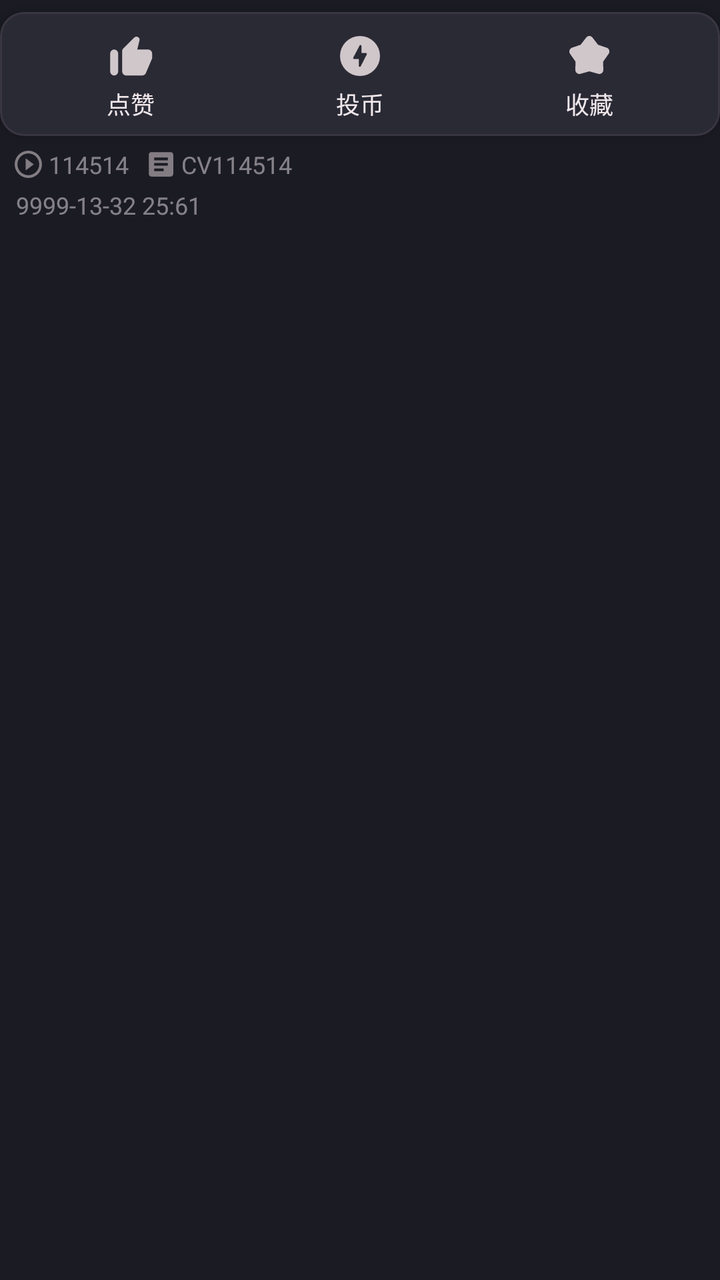
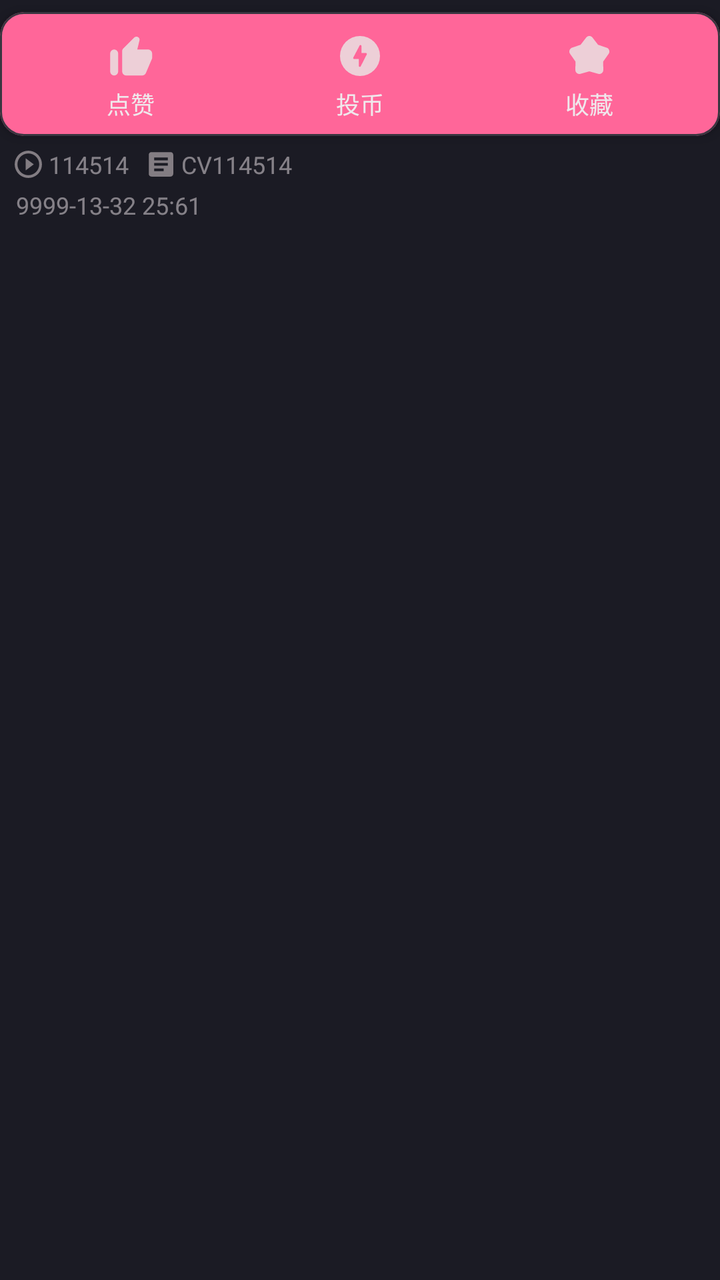

The first picture is an Android layout as it rendered before a commit; the second is the same layout after the commit. The layout source and the unified diff follow.
<!-- AndroidManifest.xml: application theme Theme.BiliClient -->
<!-- res/layout/cell_article_end.xml -->
<?xml version="1.0" encoding="utf-8"?>
<androidx.constraintlayout.widget.ConstraintLayout xmlns:android="http://schemas.android.com/apk/res/android"
    android:layout_width="match_parent"
    android:layout_height="wrap_content"
    android:paddingBottom="4dp"
    xmlns:app="http://schemas.android.com/apk/res-auto">

    <ImageView
        android:id="@+id/viewIcon"
        android:layout_width="wrap_content"
        android:layout_height="0dp"
        android:layout_marginStart="@dimen/activity_padding_horizontal"
        android:adjustViewBounds="true"
        android:alpha="0.5"
        android:src="@drawable/icon_play_12"
        app:layout_constraintBottom_toBottomOf="@+id/viewCount"
        app:layout_constraintStart_toStartOf="parent"
        app:layout_constraintTop_toTopOf="@+id/viewCount" />

    <TextView
        android:id="@+id/viewCount"
        android:layout_width="wrap_content"
        android:layout_height="wrap_content"
        android:layout_marginStart="2dp"
        android:layout_marginTop="6dp"
        android:alpha="0.5"
        android:text="114514"
        android:textSize="12sp"
        app:layout_constraintStart_toEndOf="@+id/viewIcon"
        app:layout_constraintTop_toBottomOf="@id/like_coin_fav" />

    <ImageView
        android:id="@+id/timeIcon"
        android:layout_height="0dp"
        android:layout_width="wrap_content"
        android:adjustViewBounds="true"
        android:layout_marginStart="@dimen/activity_padding_horizontal"
        android:src="@drawable/icon_time"
        android:alpha="0.5"
        app:layout_constraintTop_toBottomOf="@+id/timeText"
        app:layout_constraintStart_toStartOf="parent"
        app:layout_constraintBottom_toBottomOf="@+id/timeText" />

    <TextView
        android:id="@+id/timeText"
        android:layout_width="0dp"
        android:layout_height="wrap_content"
        android:layout_marginStart="2dp"
        android:layout_marginTop="4dp"
        android:layout_marginEnd="6dp"
        android:alpha="0.5"
        android:lines="1"
        android:text="9999-13-32 25:61"
        android:textSize="12sp"
        app:layout_constraintEnd_toEndOf="parent"
        app:layout_constraintHorizontal_bias="0.0"
        app:layout_constraintStart_toEndOf="@+id/timeIcon"
        app:layout_constraintTop_toBottomOf="@id/cvidText" />

    <ImageView
        android:id="@+id/cvidIcon"
        android:layout_width="wrap_content"
        android:layout_height="0dp"
        android:layout_marginStart="8dp"
        android:adjustViewBounds="true"
        android:alpha="0.5"
        android:src="@drawable/icon_cv"
        app:layout_constraintBottom_toBottomOf="@+id/cvidText"
        app:layout_constraintStart_toEndOf="@+id/viewCount"
        app:layout_constraintTop_toTopOf="@+id/cvidText" />

    <TextView
        android:id="@+id/cvidText"
        android:layout_width="0dp"
        android:layout_height="wrap_content"
        android:layout_marginStart="2dp"
        android:layout_marginEnd="6dp"
        android:alpha="0.5"
        android:lines="1"
        android:text="CV114514"
        android:textSize="12sp"
        app:layout_constraintEnd_toEndOf="parent"
        app:layout_constraintHorizontal_bias="0.0"
        app:layout_constraintStart_toEndOf="@id/cvidIcon"
        app:layout_constraintTop_toTopOf="@+id/viewCount" />


    <com.google.android.material.card.MaterialCardView
        android:id="@+id/like_coin_fav"
        android:layout_width="match_parent"
        android:layout_height="wrap_content"
        android:layout_marginTop="6dp"
        app:layout_constraintEnd_toEndOf="parent"
        app:layout_constraintStart_toStartOf="parent"
        app:layout_constraintTop_toTopOf="parent">

        <LinearLayout
            android:layout_width="match_parent"
            android:layout_height="50dp"
            android:layout_marginHorizontal="8dp"
            android:layout_marginVertical="6dp"
            android:orientation="horizontal">

            <LinearLayout
                android:id="@+id/layout_like"
                android:layout_width="0dp"
                android:layout_height="50dp"
                android:layout_weight="0.3"
                android:gravity="center"
                android:orientation="vertical">

                <ImageButton
                    android:id="@+id/btn_like"
                    android:layout_width="30dp"
                    android:layout_height="30dp"
                    android:background="#0000"
                    android:src="@drawable/icon_like_0" />

                <TextView
                    android:id="@+id/like_label"
                    android:layout_width="wrap_content"
                    android:layout_height="wrap_content"
                    android:text="点赞"
                    android:textSize="12sp" />
            </LinearLayout>

            <LinearLayout
                android:id="@+id/layout_coin"
                android:layout_width="0dp"
                android:layout_height="50dp"
                android:layout_weight="0.3"
                android:gravity="center"
                android:orientation="vertical">

                <ImageButton
                    android:id="@+id/btn_coin"
                    android:layout_width="30dp"
                    android:layout_height="30dp"
                    android:background="#0000"
                    android:src="@drawable/icon_coin_0" />

                <TextView
                    android:id="@+id/coin_label"
                    android:layout_width="wrap_content"
                    android:layout_height="wrap_content"
                    android:layout_gravity="center"
                    android:text="投币"
                    android:textSize="12sp" />
            </LinearLayout>

            <LinearLayout
                android:id="@+id/layout_fav"
                android:layout_width="0dp"
                android:layout_height="50dp"
                android:layout_weight="0.3"
                android:gravity="center"
                android:orientation="vertical">

                <ImageButton
                    android:id="@+id/btn_fav"
                    android:layout_width="30dp"
                    android:layout_height="30dp"
                    android:background="#0000"
                    android:src="@drawable/icon_fav_0" />

                <TextView
                    android:id="@+id/fav_label"
                    android:layout_width="wrap_content"
                    android:layout_height="wrap_content"
                    android:layout_gravity="center"
                    android:text="收藏"
                    android:textSize="12sp" />
            </LinearLayout>
        </LinearLayout>
    </com.google.android.material.card.MaterialCardView>

</androidx.constraintlayout.widget.ConstraintLayout>
<!-- resources referenced by this layout -->
<resources>
  <dimen name="activity_padding_horizontal">6dp</dimen>
  <!-- drawable icon_cv (drawable) -->
  <?xml version="1.0" encoding="utf-8"?>
  <vector xmlns:android="http://schemas.android.com/apk/res/android"
      android:height="24dp"
      android:width="24dp"
      android:viewportWidth="24.0"
      android:viewportHeight="24.0">
      <path
          android:fillColor="#ebe0e2"
          android:pathData="M19,3L5,3c-1.1,0 -2,0.9 -2,2v14c0,1.1 0.9,2 2,2h14c1.1,0 2,-0.9 2,-2L21,5c0,-1.1 -0.9,-2 -2,-2zM14,17L7,17v-2h7v2zM17,13L7,13v-2h10v2zM17,9L7,9L7,7h10v2z" />
  </vector>
  <!-- drawable icon_play_12 (drawable) -->
  <vector android:height="12dp"
      android:viewportHeight="24"
      android:viewportWidth="24"
      android:width="12dp"
      xmlns:android="http://schemas.android.com/apk/res/android">
      <path
          android:fillColor="#ebe0e2"
          android:pathData="M10,16.5l6,-4.5 -6,-4.5v9zM12,2C6.48,2 2,6.48 2,12s4.48,10 10,10 10,-4.48 10,-10S17.52,2 12,2zM12,20c-4.41,0 -8,-3.59 -8,-8s3.59,-8 8,-8 8,3.59 8,8 -3.59,8 -8,8z" />
  </vector>
  <color name="background_dark">#1B1B24</color>
  <color name="pink_brand">#FF6699</color>
  <color name="text_primary_dark">#F0E8EC</color>
  <color name="pink_deep">#E84B85</color>
  <color name="pink_accent">#FF8CB0</color>
  <color name="pink_light">#FFB3CA</color>
  <color name="surface_dark">#24242E</color>
  <style name="TextViewStyle" parent="Widget.AppCompat.TextView">
          <item name="android:textSize">14sp</item>
      </style>
  <style name="EditTextStyle" parent="Widget.AppCompat.EditText">
          <item name="android:textColorHint">@color/text_tertiary_dark</item>
          <item name="android:textCursorDrawable">@drawable/cursor_drawable</item>
          <item name="android:textColor">@color/text_primary_dark</item>
      </style>
  <style name="SwitchCompatStyle" parent="Widget.AppCompat.CompoundButton.Switch">
          <item name="android:paddingLeft">6dp</item>
          <item name="android:paddingRight">2dp</item>
          <item name="android:background">@drawable/background_edittext_setting</item>
          <item name="android:textColor">@color/text_primary_dark</item>
      </style>
  <style name="RadioButtonStyle" parent="Widget.MaterialComponents.CompoundButton.RadioButton">
          <item name="android:minHeight">10dp</item>
      </style>
  <style name="ListStyle">
          <item name="android:descendantFocusability">afterDescendants</item>
      </style>
  <color name="color_ripple">#30FF6699</color>
  <color name="text_tertiary_dark">#7A6A74</color>
  <!-- drawable cursor_drawable (drawable) -->
  <?xml version="1.0" encoding="utf-8"?>
  <shape xmlns:android="http://schemas.android.com/apk/res/android">
      <solid android:color="@color/purple_primary" />
      <size android:width="3dp" />
  </shape>
  <color name="bili_secondary">#FFB3CA</color>
  <color name="card_dark">#2A2A35</color>
  <color name="divider_dark">#3A3640</color>
  <color name="pink">#FF6699</color>
  <color name="bili_primary_light">#FF8CB0</color>
  <!-- drawable background_edittext_setting (drawable) -->
  <?xml version="1.0" encoding="utf-8"?>
  <shape xmlns:android="http://schemas.android.com/apk/res/android">
      <solid android:color="#cc262626" />
      <stroke
          android:width="@dimen/card_stroke"
          android:color="#70707070" />
      <corners android:radius="@dimen/card_round" />
  </shape>
  <color name="purple_primary">#FF6699</color>
  <dimen name="card_stroke">0dp</dimen>
  <dimen name="card_round">6dp</dimen>
  <!-- unchanged entries left out for length: 7 -->
</resources>

<!-- the commit's change to res/layout/cell_article_end.xml (unified diff, before → after) -->
@@ -90,6 +90,7 @@
         android:layout_width="match_parent"
         android:layout_height="wrap_content"
         android:layout_marginTop="6dp"
+        app:cardBackgroundColor="?attr/colorPrimary"
         app:layout_constraintEnd_toEndOf="parent"
         app:layout_constraintStart_toStartOf="parent"
         app:layout_constraintTop_toTopOf="parent">
